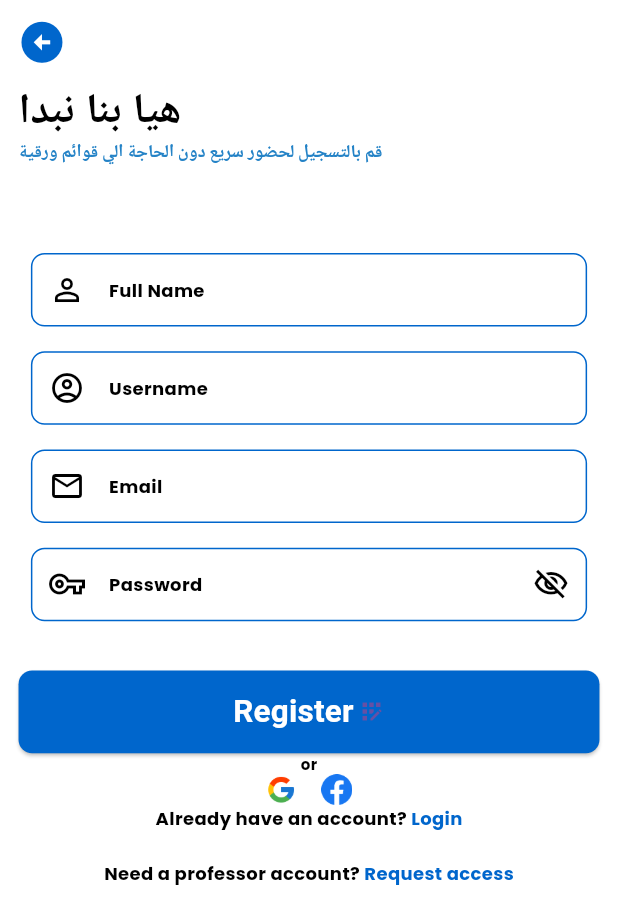
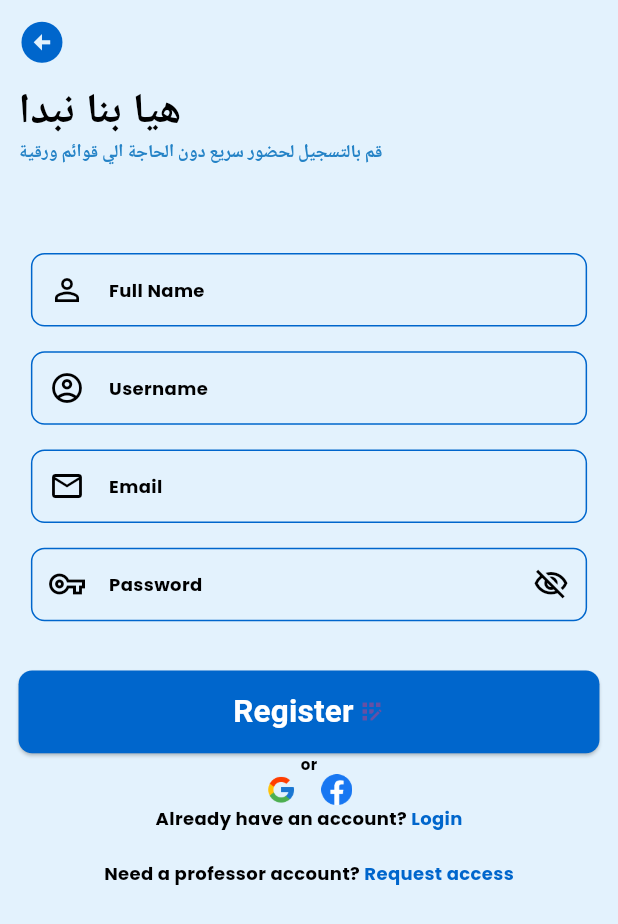
Before and after one commit to EsraaEhab153/fcit_edutrack, a Flutter app: the RegisterScreen screen opened by its route, on a phone screen of 412 x 824 dp. Shown: the top 924 px of the screen. Run offline on Flutter 3.47's test engine with Material 3 defaults, Android fonts, the phone set to English and light mode, and no system bars; our stand-ins replace file_picker, google_fonts, google_nav_bar, image_picker, jwt_decoder, lottie and 4 more; accounts and stored records are empty; network calls fail.

Commit message:
Finished part of theming

```diff
--- a/lib/auth/register_screen.dart
+++ b/lib/auth/register_screen.dart
@@ -34,8 +34,6 @@ class _RegisterScreenState extends State<RegisterScreen> {
     bool isLoading = Provider.of<AuthProvider>(context).isLoading;
 
     return Scaffold(
-      backgroundColor:
-          isdDark ? MyAppColors.primaryDarkColor : MyAppColors.whiteColor,
       appBar: AppBar(
         backgroundColor: Colors.transparent,
         elevation: 0,
--- a/lib/screens/home_screen/my_bottom_nav_bar.dart
+++ b/lib/screens/home_screen/my_bottom_nav_bar.dart
@@ -84,7 +84,9 @@ class _MyBottomNavBarState extends State<MyBottomNavBar> {
       },
       child: Scaffold(
         appBar: AppBar(
-          backgroundColor: Colors.blue.shade50,
+          backgroundColor: Provider.of<ThemeProvider>(context).isDark()
+              ? MyAppColors.primaryDarkColor
+              : MyAppColors.lightBackgroundColor,
           elevation: 0,
           iconTheme: const IconThemeData(color: MyAppColors.primaryColor),
           title: isAdmin
```
